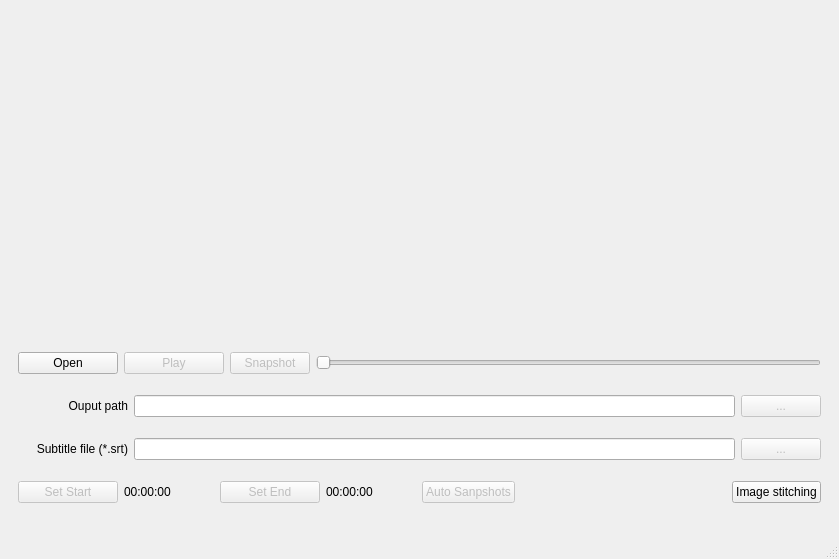
Old version of the form src/windows/video_player_window.ui in the repository shootsoft/PlutoVideoSnapshoter.
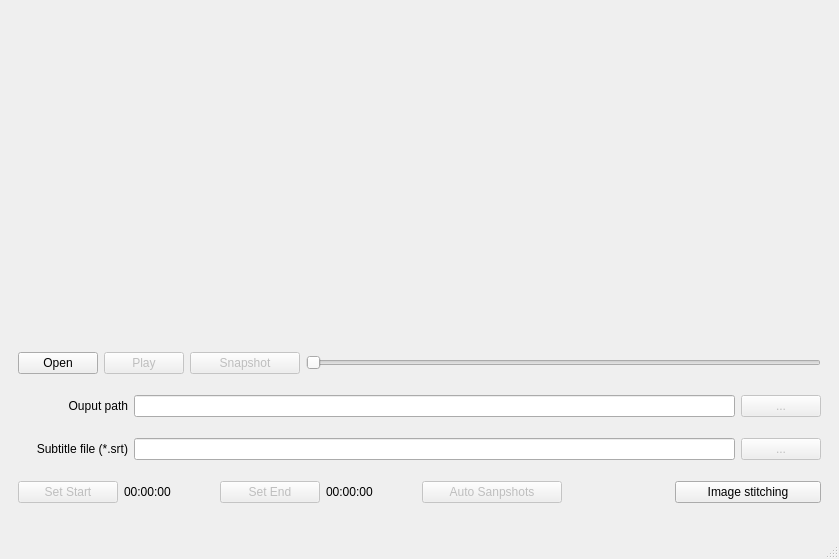
New version of the form.

Commit message: Update default UI button width

Diff of the .ui file:
```diff
--- a/src/windows/video_player_window.ui
+++ b/src/windows/video_player_window.ui
@@ -46,7 +46,7 @@
           <widget class="QPushButton" name="openButton">
            <property name="minimumSize">
             <size>
-             <width>100</width>
+             <width>80</width>
              <height>0</height>
             </size>
            </property>
@@ -62,7 +62,7 @@
            </property>
            <property name="minimumSize">
             <size>
-             <width>100</width>
+             <width>80</width>
              <height>0</height>
             </size>
            </property>
@@ -82,6 +82,12 @@
            <property name="enabled">
             <bool>false</bool>
            </property>
+           <property name="minimumSize">
+            <size>
+             <width>110</width>
+             <height>0</height>
+            </size>
+           </property>
            <property name="text">
             <string>Snapshot</string>
            </property>
@@ -253,6 +259,12 @@
            <property name="enabled">
             <bool>false</bool>
            </property>
+           <property name="minimumSize">
+            <size>
+             <width>140</width>
+             <height>0</height>
+            </size>
+           </property>
            <property name="text">
             <string>Auto Sanpshots</string>
            </property>
@@ -273,6 +285,12 @@
          </item>
          <item>
           <widget class="QPushButton" name="imageStitchingButton">
+           <property name="minimumSize">
+            <size>
+             <width>146</width>
+             <height>0</height>
+            </size>
+           </property>
            <property name="text">
             <string>Image stitching</string>
            </property>
```
